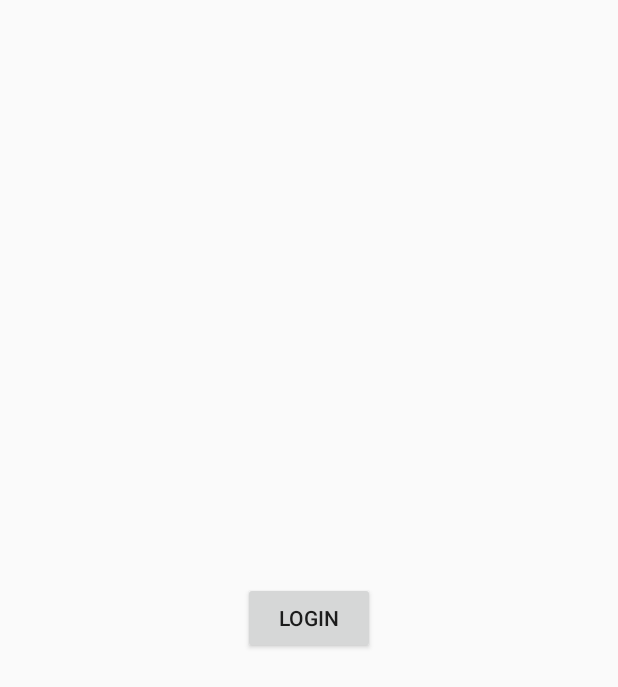
After one commit to RotemNissim/Anti-Bully-Cellular-App, an Android app built with Jetpack Compose: the fragment LoginFragment shown on its own in the app's theme, on a phone screen of 412 x 824 dp. The commit adds this screen. Shown: the top 687 px of the screen. Run offline under Robolectric (Android 15) with nearby library versions, the light colour scheme and no system bars.

Commit message:
feat: Add Navigation Graph and LoginFragment

```diff
--- a/app/build.gradle.kts
+++ b/app/build.gradle.kts
@@ -53,6 +53,8 @@ dependencies {
     implementation(libs.androidx.ui.tooling.preview)
     implementation(libs.androidx.material3)
     implementation(libs.androidx.appcompat)
+    implementation(libs.androidx.navigation.fragment.ktx)
+    implementation(libs.androidx.navigation.ui.ktx)
     testImplementation(libs.junit)
     androidTestImplementation(libs.androidx.junit)
     androidTestImplementation(libs.androidx.espresso.core)
--- /dev/null
+++ b/app/src/main/java/com/example/antibully/ui/auth/LoginFragment.kt
@@ -0,0 +1,17 @@
+package com.example.antibully.ui.auth
+
+import android.os.Bundle
+import android.view.LayoutInflater
+import android.view.View
+import android.view.ViewGroup
+import androidx.fragment.app.Fragment
+import com.example.antibully.R
+
+class LoginFragment : Fragment() {
+    override fun onCreateView(
+        inflater: LayoutInflater, container: ViewGroup?,
+        savedInstanceState: Bundle?
+    ): View? {
+        return inflater.inflate(R.layout.fragment_login, container, false)
+    }
+}
--- /dev/null
+++ b/app/src/main/res/layout/fragment_login.xml
@@ -0,0 +1,13 @@
+<?xml version="1.0" encoding="utf-8"?>
+<LinearLayout xmlns:android="http://schemas.android.com/apk/res/android"
+    android:layout_width="match_parent"
+    android:layout_height="match_parent"
+    android:orientation="vertical"
+    android:gravity="center">
+
+    <Button
+        android:id="@+id/loginButton"
+        android:layout_width="wrap_content"
+        android:layout_height="wrap_content"
+        android:text="Login" />
+</LinearLayout>
--- a/gradle/libs.versions.toml
+++ b/gradle/libs.versions.toml
@@ -15,6 +15,8 @@ loggingInterceptor = "4.9.3"
 okhttp = "4.9.3"
 retrofit = "2.9.0"
 appcompat = "1.7.0"
+navigationFragmentKtx = "2.8.9"
+navigationUiKtx = "2.8.9"
 
 [libraries]
 androidx-core-ktx = { group = "androidx.core", name = "core-ktx", version.ref = "coreKtx" }
@@ -40,6 +42,8 @@ logging-interceptor = { module = "com.squareup.okhttp3:logging-interceptor", ver
 okhttp = { module = "com.squareup.okhttp3:okhttp", version.ref = "okhttp" }
 retrofit = { module = "com.squareup.retrofit2:retrofit", version.ref = "retrofit" }
 androidx-appcompat = { group = "androidx.appcompat", name = "appcompat", version.ref = "appcompat" }
+androidx-navigation-fragment-ktx = { group = "androidx.navigation", name = "navigation-fragment-ktx", version.ref = "navigationFragmentKtx" }
+androidx-navigation-ui-ktx = { group = "androidx.navigation", name = "navigation-ui-ktx", version.ref = "navigationUiKtx" }
 
 [plugins]
 android-application = { id = "com.android.application", version.ref = "agp" }
```
Also changed, not shown: app/src/main/res/layout/activity_main.xml (+8 -5 lines), app/src/main/res/navigation/nav_graph.xml (added, +32 -0 lines).
